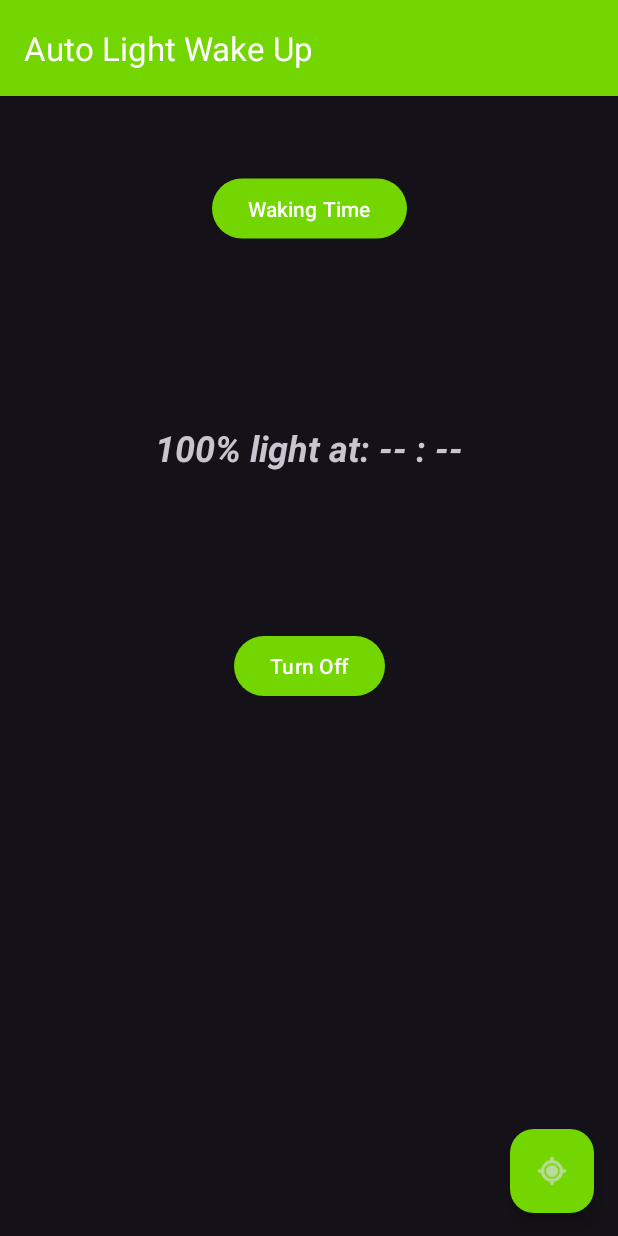
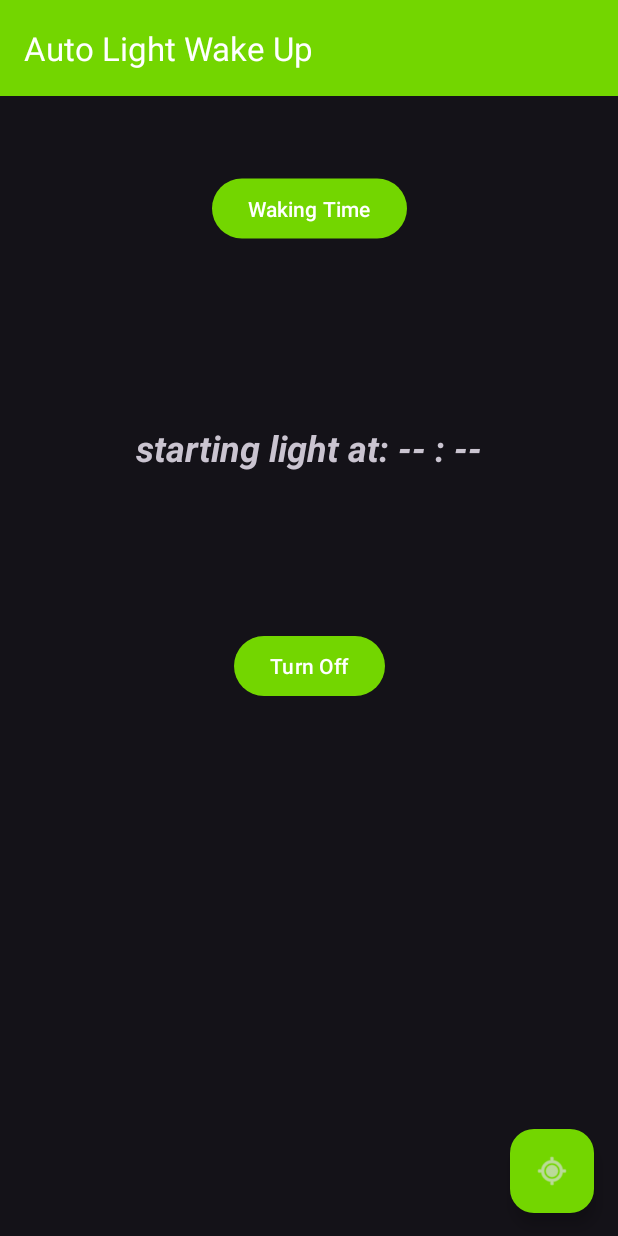
Before and after one commit to dobval/Morning_Light_IR, an Android app: the screen it shows after launch (MainActivity), on a phone screen of 412 x 824 dp. Run offline under Robolectric (Android 15) with nearby library versions, the phone set to English and light mode, and no system bars; our stand-ins replace navigation-ui.

Commit message:
~Changed (Calendar.DAY_OF_MONTH+1) to (Calendar.DAY_OF_MONTH)+1 ~Changed "100% light" text to "starting light"

```diff
--- a/app/src/main/java/com/example/morninglightir/MainActivity.java
+++ b/app/src/main/java/com/example/morninglightir/MainActivity.java
@@ -198,7 +198,7 @@ public class MainActivity extends AppCompatActivity {
                 //If it's a morning alarm check to add +1 to day of month MIGHT NOT WORK ON END OF MONTHS!!!
                 if (LocalTime.now().getHour() > hour) {
                     Toast.makeText(MainActivity.this, String.format("Morning alarm!"), Toast.LENGTH_LONG).show();
-                    calendar.set(calendar.get(Calendar.YEAR), calendar.get(Calendar.MONTH), calendar.get(Calendar.DAY_OF_MONTH+1),
+                    calendar.set(calendar.get(Calendar.YEAR), calendar.get(Calendar.MONTH), calendar.get(Calendar.DAY_OF_MONTH)+1,
                             hour, minute, 0);
                 }
                 else{
--- a/app/src/main/res/layout/activity_main.xml
+++ b/app/src/main/res/layout/activity_main.xml
@@ -108,7 +108,7 @@
         android:id="@+id/textView3"
         android:layout_width="wrap_content"
         android:layout_height="124dp"
-        android:text="100% light at: -- : --"
+        android:text="starting light at: -- : --"
         android:textAllCaps="false"
         android:textSize="24sp"
         android:textStyle="bold|italic"
```
